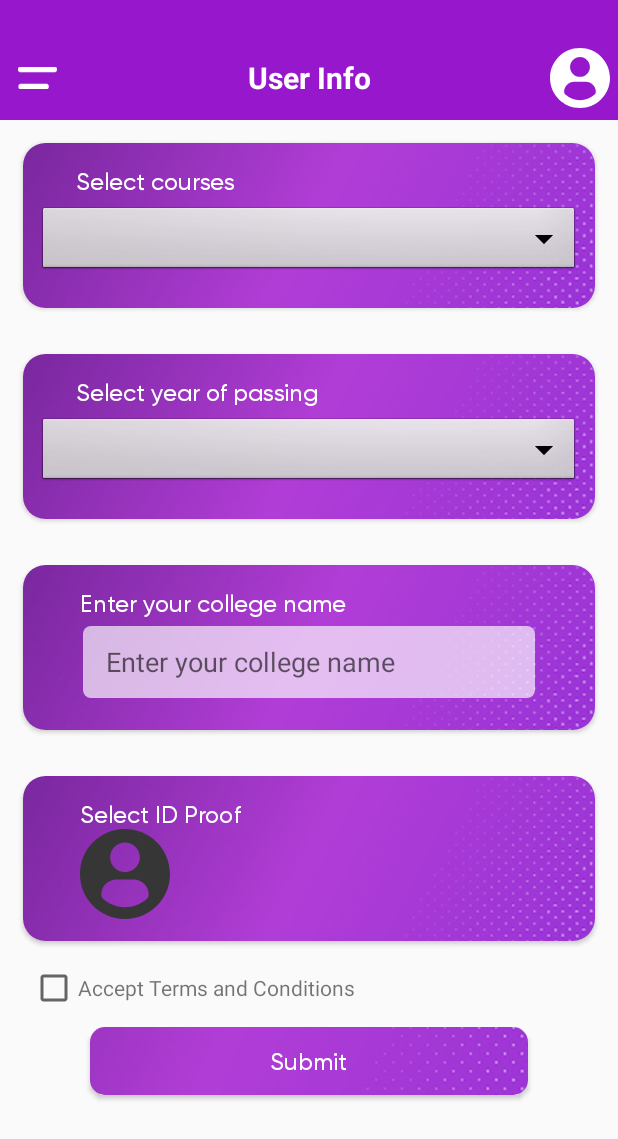
After one commit to CoolAniket/QuizAlong, an Android app: the layout activity_additional_info.xml on its own in the app's theme, with its tools: preview values and no code run, on a phone screen of 412 x 824 dp. The commit adds this screen. Shown: the top 1139 px of the screen. Run offline under Robolectric (Android 15) with nearby library versions, the phone set to English and light mode, and no system bars.

Commit message:
Added additional info page

```diff
--- a/Documents/Android/QuizAlong/app/src/main/java/com/thequizapp/quizalong/view/login/LoginActivity.java
+++ b/Documents/Android/QuizAlong/app/src/main/java/com/thequizapp/quizalong/view/login/LoginActivity.java
@@ -100,6 +100,7 @@ public class LoginActivity extends BaseActivity {
 
     @Override
     public void onActivityResult(int requestCode, int resultCode, Intent data) {
+        Log.e(">>> ",requestCode+" "+resultCode+" "+data);
         faceBookLoginManager.callbackManager.onActivityResult(requestCode, resultCode, data);
         super.onActivityResult(requestCode, resultCode, data);
         if (resultCode == RESULT_OK && requestCode == RC_SIGN_IN) {
--- /dev/null
+++ b/Documents/Android/QuizAlong/app/src/main/res/layout/activity_additional_info.xml
@@ -0,0 +1,257 @@
+<?xml version="1.0" encoding="utf-8"?>
+<layout xmlns:android="http://schemas.android.com/apk/res/android"
+    xmlns:app="http://schemas.android.com/apk/res-auto"
+    xmlns:tools="http://schemas.android.com/tools">
+
+    <data>
+
+        <import type="android.view.View" />
+
+        <variable
+            name="viewModel"
+            type="com.thequizapp.quizalong.viewmodel.MainViewModel" />
+    </data>
+
+    <androidx.drawerlayout.widget.DrawerLayout
+        android:id="@+id/drawer"
+        android:layout_width="match_parent"
+        android:layout_height="match_parent">
+        <LinearLayout
+            android:layout_width="match_parent"
+            android:layout_height="match_parent"
+            android:orientation="vertical"
+            tools:context=".view.main.MainActivity">
+
+            <View
+                android:layout_width="wrap_content"
+                android:layout_height="24dp"
+                android:background="@color/purple" />
+
+            <androidx.appcompat.widget.Toolbar
+                android:layout_width="match_parent"
+                android:layout_height="?actionBarSize"
+                android:background="@color/purple"
+                app:contentInsetStart="0dp">
+
+
+                <TextView
+                    android:layout_width="wrap_content"
+                    android:layout_height="wrap_content"
+                    android:layout_gravity="center"
+                    android:text="User Info"
+                    android:textSize="20dip"
+                    android:textColor="@color/white"
+                    android:textStyle="bold"/>
+
+                <ImageView
+                    android:id="@+id/iv_menu"
+                    android:layout_width="50dp"
+                    android:layout_height="match_parent"
+                    android:paddingHorizontal="12dp"
+                    android:src="@drawable/nav_icon"
+                    app:tint="@color/white" />
+
+                <ImageView
+                    android:layout_width="40dp"
+                    android:layout_height="40dp"
+                    android:layout_gravity="end"
+                    android:layout_margin="5dp"
+                    android:background="@drawable/ic_profile_user"
+                    android:backgroundTint="@color/white"
+                    android:visibility="@{viewModel.selectedMenu == 0 ? View.VISIBLE : View.GONE}"
+                    app:circle_crop="@{viewModel.user.user.image}" />
+            </androidx.appcompat.widget.Toolbar>
+
+            <androidx.viewpager.widget.ViewPager
+                android:id="@+id/view_pager"
+                android:layout_width="match_parent"
+                android:layout_height="0dp"
+                android:layout_weight="0" />
+            <androidx.cardview.widget.CardView
+                android:layout_width="match_parent"
+                android:layout_height="110dp"
+                app:cardCornerRadius="15dp"
+                android:layout_margin="15dp">
+
+            <ImageView
+                android:layout_width="match_parent"
+                android:layout_height="match_parent"
+                android:scaleType="centerCrop"
+                android:src="@drawable/quiz_bg" />
+                <TextView
+                    android:layout_width="wrap_content"
+                    android:layout_height="wrap_content"
+                    android:layout_gravity="start"
+                    android:layout_marginTop="15dp"
+                    android:layout_marginLeft="35dp"
+                    android:fontFamily="@font/gilroy_medium"
+                    android:text="@string/select_courses"
+                    android:textColor="@color/white"
+                    android:textSize="16sp" />
+
+                <Spinner
+                    android:id="@+id/spinner1"
+                    android:layout_width="match_parent"
+                    android:layout_height="wrap_content"
+                    android:layout_gravity="center_vertical"
+                    android:layout_marginLeft="10dp"
+                    android:layout_marginTop="10dp"
+                    android:layout_marginRight="10dp"
+                    android:background="@android:drawable/btn_dropdown"
+                    android:spinnerMode="dropdown"
+                    android:text="Courses"
+                    tools:ignore="SpeakableTextPresentCheck" />
+            </androidx.cardview.widget.CardView>
+            <androidx.cardview.widget.CardView
+                android:layout_width="match_parent"
+                android:layout_height="110dp"
+                app:cardCornerRadius="15dp"
+                android:layout_margin="15dp">
+
+                <ImageView
+                    android:layout_width="match_parent"
+                    android:layout_height="match_parent"
+                    android:scaleType="centerCrop"
+                    android:src="@drawable/quiz_bg" />
+                <TextView
+                    android:layout_width="wrap_content"
+                    android:layout_height="wrap_content"
+                    android:layout_gravity="start"
+                    android:layout_marginTop="15dp"
+                    android:layout_marginLeft="35dp"
+                    android:fontFamily="@font/gilroy_medium"
+                    android:text="@string/select_year_pass"
+                    android:textColor="@color/white"
+                    android:textSize="16sp" />
+
+                <Spinner
+                    android:id="@+id/spinner2"
+                    android:layout_width="match_parent"
+                    android:layout_height="wrap_content"
+                    android:layout_gravity="center_vertical"
+                    android:layout_marginLeft="10dp"
+                    android:layout_marginTop="10dp"
+                    android:layout_marginRight="10dp"
+                    android:background="@android:drawable/btn_dropdown"
+                    android:contentDescription="@string/select_courses"
+                    android:spinnerMode="dropdown"
+                    android:text="Year of passing" />
+            </androidx.cardview.widget.CardView>
+
+            <androidx.cardview.widget.CardView
+                android:layout_width="match_parent"
+                android:layout_height="110dp"
+                app:cardCornerRadius="15dp"
+                android:layout_margin="15dp">
+
+                <ImageView
+                    android:layout_width="match_parent"
+                    android:layout_height="match_parent"
+                    android:scaleType="centerCrop"
+                    android:src="@drawable/quiz_bg" />
+                <TextView
+                    android:layout_width="wrap_content"
+                    android:layout_height="wrap_content"
+                    android:layout_gravity="start"
+                    android:layout_marginTop="15dp"
+                    android:layout_marginLeft="38dp"
+                    android:fontFamily="@font/gilroy_medium"
+                    android:text="@string/enter_your_college"
+                    android:textColor="@color/white"
+                    android:textSize="16sp" />
+
+                <EditText
+                    android:layout_width="match_parent"
+                    android:layout_height="48dp"
+                    android:layout_gravity="center_vertical"
+                    android:layout_marginLeft="40dp"
+                    android:layout_marginTop="10dp"
+                    android:layout_marginRight="40dp"
+                    android:afterTextChanged="@{(editable)->viewModel.afterTextChanged(editable,0)}"
+                    android:background="@drawable/bg_white_5"
+                    android:backgroundTint="@color/dim_white"
+                    android:hint="@string/enter_your_college"
+                    android:imeOptions="actionNext"
+                    android:inputType="textEmailAddress"
+                    android:paddingHorizontal="15dp"
+                    android:singleLine="true"
+                    android:textColor="@color/black" />
+            </androidx.cardview.widget.CardView>
+            <androidx.cardview.widget.CardView
+                android:layout_width="match_parent"
+                android:layout_height="110dp"
+                app:cardCornerRadius="15dp"
+                android:layout_margin="15dp">
+
+                <ImageView
+                    android:layout_width="match_parent"
+                    android:layout_height="match_parent"
+                    android:scaleType="centerCrop"
+                    android:src="@drawable/quiz_bg" />
+                <TextView
+                    android:layout_width="wrap_content"
+                    android:layout_height="wrap_content"
+                    android:layout_gravity="start"
+                    android:layout_marginTop="15dp"
+                    android:layout_marginLeft="38dp"
+                    android:fontFamily="@font/gilroy_medium"
+                    android:text="@string/select_id_proof"
+                    android:textColor="@color/white"
+                    android:textSize="16sp" />
+
+                <ImageView
+                    android:layout_width="60dp"
+                    android:layout_height="60dp"
+                    android:layout_marginTop="35dp"
+                    android:layout_marginLeft="38dp"
+                    android:background="@drawable/ic_profile_user"/>
+            </androidx.cardview.widget.CardView>
+            <LinearLayout
+                android:layout_width="match_parent"
+                android:layout_height="wrap_content">
+                <CheckBox
+                    android:layout_width="wrap_content"
+                    android:layout_height="wrap_content"
+                    android:layout_marginLeft="20dp"
+                    />
+                <TextView
+                    android:layout_width="wrap_content"
+                    android:layout_height="wrap_content"
+                    android:text="@string/terms_conditions"/>
+            </LinearLayout>
+
+            <androidx.cardview.widget.CardView
+                android:id="@+id/card_more_coin"
+                android:layout_width="match_parent"
+                android:layout_height="45dp"
+                app:cardCornerRadius="10dp"
+                android:layout_marginLeft="60dp"
+                android:layout_marginRight="60dp"
+                android:layout_marginTop="10dp">
+
+                <ImageView
+                    android:layout_width="match_parent"
+                    android:layout_height="match_parent"
+                    android:scaleType="centerCrop"
+                    android:src="@drawable/cat_bg"
+                    />
+
+                <TextView
+                    android:layout_width="wrap_content"
+                    android:layout_height="wrap_content"
+                    android:layout_gravity="center"
+                    android:fontFamily="@font/gilroy_medium"
+                    android:text="@string/submit_userinfo"
+                    android:textColor="@color/white"
+                    android:textSize="16sp" />
+            </androidx.cardview.widget.CardView>
+        </LinearLayout>
+
+        <include
+            android:id="@+id/nav_drawer"
+            layout="@layout/item_drawer"
+            android:layout_width="wrap_content"
+            android:layout_height="match_parent"
+            android:layout_gravity="start" />
+    </androidx.drawerlayout.widget.DrawerLayout>
+</layout>
--- a/Documents/Android/QuizAlong/app/src/main/res/values/strings.xml
+++ b/Documents/Android/QuizAlong/app/src/main/res/values/strings.xml
@@ -60,7 +60,15 @@
     <string name="ok_start">Ok, Start</string>
     <string name="you_earned">You Earned</string>
     <string name="next">Next</string>
-
+    <string name="enter_your_college">Enter your college name</string>
+    <string name="select_id_proof">Select ID Proof</string>
+    <string name="terms_conditions">Accept Terms and Conditions</string>
+    <string name="select_courses">Select courses</string>
+    <string name="select_year_pass">Select year of passing</string>
+    <string name="submit_userinfo">Submit</string>
+    <string name="quiz_with_twist">Quiz With Twist</string>
+    <string name="upcoming_quiz">Upcoming Quiz</string>
+    <string name="past_quiz">Past Quiz</string>
     <!--    Facebook Login Credential-->
     <string name="facebook_app_id">471250374008711</string>
     <string name="fb_login_protocol_scheme">fb471250374008711</string>
```
Also changed, not shown: 1 other file.
